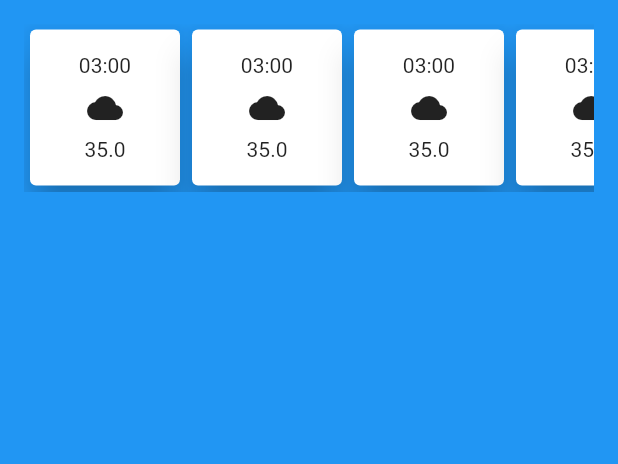
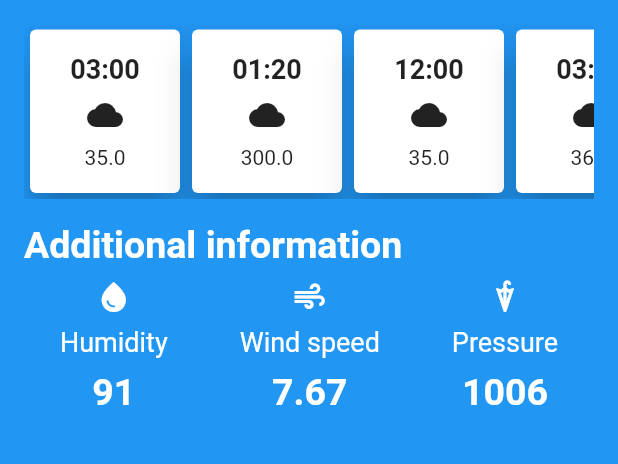
Before and after one commit to Charmant27/flutter-levelup, a Flutter app: the screen it shows after launch, on a phone screen of 412 x 824 dp, the part 437-901 px from its top. Run offline on Flutter 3.47's test engine with Material 2 defaults, Android fonts, the phone set to English and light mode, and no system bars.

Commit message:
Added the final UI layout section

```diff
--- a/lib/cards/forecast.dart
+++ b/lib/cards/forecast.dart
@@ -19,7 +19,13 @@ class ForecastCards extends StatelessWidget {
         ),
         child: Column(
           children: [
-            Text(time),
+            Text(
+              time,
+              style: const TextStyle(
+                fontWeight: FontWeight.bold,
+                fontSize: 18,
+              ),
+            ),
             const SizedBox(height: 8),
             Icon(icon),
             const SizedBox(height: 8),
--- /dev/null
+++ b/lib/cards/info.dart
@@ -0,0 +1,42 @@
+import 'package:flutter/material.dart';
+
+class AdditionalInfo extends StatelessWidget {
+  final IconData icon;
+  final String tempState;
+  final String measure;
+  const AdditionalInfo({
+    super.key,
+    required this.icon,
+    required this.tempState,
+    required this.measure,
+  });
+
+  @override
+  Widget build(BuildContext context) {
+    return Column(
+      children: [
+        Icon(
+          icon,
+          color: Colors.white,
+        ),
+        const SizedBox(height: 8),
+        Text(
+          tempState,
+          style: const TextStyle(
+            color: Colors.white,
+            fontSize: 18,
+          ),
+        ),
+        const SizedBox(height: 8),
+        Text(
+          measure,
+          style: const TextStyle(
+            color: Colors.white,
+            fontWeight: FontWeight.bold,
+            fontSize: 25,
+          ),
+        ),
+      ],
+    );
+  }
+}
--- a/lib/screens/weather_screen.dart
+++ b/lib/screens/weather_screen.dart
@@ -2,6 +2,7 @@ import 'dart:ui';
 
 import 'package:flutter/material.dart';
 import 'package:weather/cards/forecast.dart';
+import 'package:weather/cards/info.dart';
 
 class WeatherScreen extends StatelessWidget {
   const WeatherScreen({super.key});
@@ -82,24 +83,24 @@ class WeatherScreen extends StatelessWidget {
                     temp: '35.0',
                   ),
                   ForecastCards(
-                    time: '03:00',
+                    time: '01:20',
+                    icon: Icons.cloud,
+                    temp: '300.0',
+                  ),
+                  ForecastCards(
+                    time: '12:00',
                     icon: Icons.cloud,
                     temp: '35.0',
                   ),
                   ForecastCards(
                     time: '03:00',
                     icon: Icons.cloud,
-                    temp: '35.0',
+                    temp: '36.8',
                   ),
                   ForecastCards(
-                    time: '03:00',
+                    time: '14:00',
                     icon: Icons.cloud,
-                    temp: '35.0',
-                  ),
-                  ForecastCards(
-                    time: '03:00',
-                    icon: Icons.cloud,
-                    temp: '35.0',
+                    temp: '39.0',
                   ),
                   ForecastCards(
                     time: '03:00',
@@ -108,6 +109,35 @@ class WeatherScreen extends StatelessWidget {
                   ),
                 ],
               ),
+            ),
+            const SizedBox(height: 16),
+            const Text(
+              'Additional information',
+              style: TextStyle(
+                  fontWeight: FontWeight.bold,
+                  fontSize: 25,
+                  color: Colors.white),
+            ),
+            const SizedBox(height: 8),
+            const Row(
+              mainAxisAlignment: MainAxisAlignment.spaceAround,
+              children: [
+                AdditionalInfo(
+                  icon: Icons.water_drop,
+                  tempState: 'Humidity',
+                  measure: '91',
+                ),
+                AdditionalInfo(
+                  icon: Icons.air,
+                  tempState: 'Wind speed',
+                  measure: '7.67',
+                ),
+                AdditionalInfo(
+                  icon: Icons.umbrella,
+                  tempState: 'Pressure',
+                  measure: '1006',
+                ),
+              ],
             )
           ],
         ),
```
